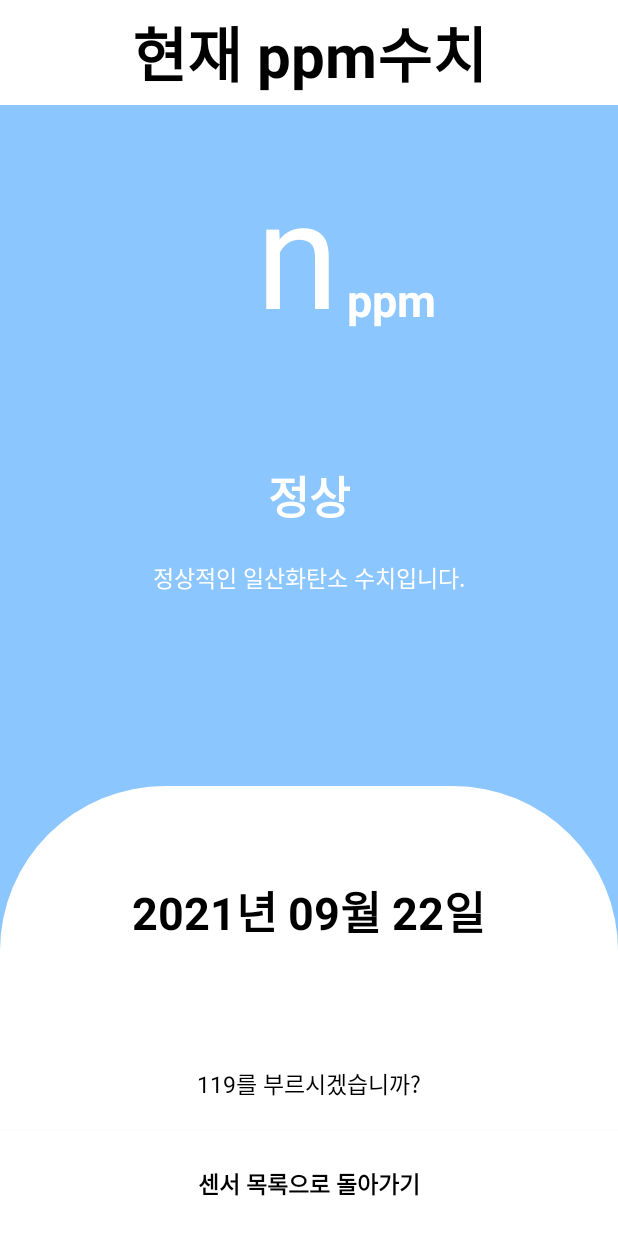
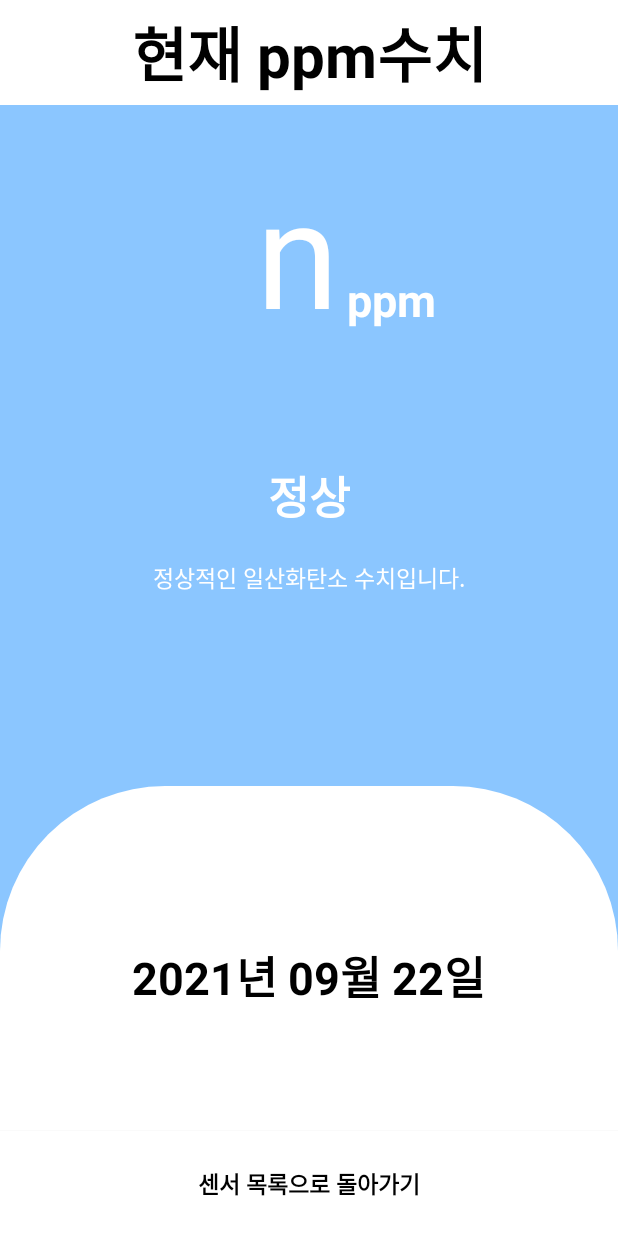
Before and after one commit to lovefreeUnity/gamzidetectco, an Android app: the MainActivity screen opened directly, with no data from a screen before it, on a phone screen of 412 x 824 dp. Run offline under Robolectric (Android 15) with nearby library versions, the phone set to English and light mode, and no system bars; our stand-ins replace Firebase (no records; nobody signed in at launch, a user with empty details on screens opened directly); 6 statements that could not run were skipped.

Commit message:
119rh skqkfdlrh xmlaks rhclsek

```diff
--- a/app/src/main/AndroidManifest.xml
+++ b/app/src/main/AndroidManifest.xml
@@ -14,6 +14,12 @@
         android:roundIcon="@mipmap/ic_gamzigamzi_round"
         android:supportsRtl="true"
         android:theme="@style/Theme.Gamzidetectco">
+        <activity
+            android:name=".activity.AddCallActivity"
+            android:exported="true" />
+        <activity
+            android:name=".activity.CallListActivity"
+            android:exported="true" />
         <activity
             android:name=".activity.CalllistActivity"
             android:exported="true" />
--- a/app/src/main/java/com/pcm/gamzigamzi/activity/AddRasActivity.kt
+++ b/app/src/main/java/com/pcm/gamzigamzi/activity/AddRasActivity.kt
@@ -71,7 +71,7 @@ class AddRasActivity : AppCompatActivity() {
     }
 
     fun nextpage(){
-            val intent = Intent(this, MainActivity::class.java)
+            val intent = Intent(this, TextActivity::class.java)
             startActivity(intent)
     }
 
--- a/app/src/main/java/com/pcm/gamzigamzi/activity/MainActivity.kt
+++ b/app/src/main/java/com/pcm/gamzigamzi/activity/MainActivity.kt
@@ -24,23 +24,19 @@ class MainActivity : AppCompatActivity() {
         binding = ActivityMainBinding.inflate(layoutInflater)
         setContentView(binding.root)
 
-        binding.headerText.text="현재 ppm수치"
-        binding.tvAddress.setText(DataManager.address)
-
-
-        val now = System.currentTimeMillis()
-        val simpleDateFormat = SimpleDateFormat("yyyy년 MM월 dd일",Locale.KOREA).format(now)
-        binding.tvDate.text = simpleDateFormat
-
-
-
         //저장했던 uid와 서버에 보내준다.
         val database : FirebaseDatabase = FirebaseDatabase.getInstance()
         val myRef : DatabaseReference = database.getReference("sensorList")
 
         // 전에 저장한 rasid를 가져온다
         val rid = DataManager.rasid
+        val address= DataManager.address
+        binding.tvAddress.text =address
+        binding.headerText.text="현재 ppm수치"
 
+        val now = System.currentTimeMillis()
+        val simpleDateFormat = SimpleDateFormat("yyyy년 MM월 dd일",Locale.KOREA).format(now)
+        binding.tvDate.text = simpleDateFormat
 
         //조건에 맞춰 배경 색깔 변경
         myRef.addValueEventListener(object :ValueEventListener{
@@ -48,15 +44,14 @@ class MainActivity : AppCompatActivity() {
                 val ppm = snapshot.child(rid).child("ppm").getValue()
                 binding.tvPpmValue.setText(ppm.toString())
 
-                binding.tvCall119.setOnClickListener {
-                    if(ppm.toString().toInt()>=800){
-                        val intent = Intent(Intent.ACTION_CALL)
-                        intent.data = Uri.parse("tel:")
-                        if(intent.resolveActivity(packageManager) != null){
-                        startActivity(intent)
-                        }
-                    }
-                }
+//                if(ppm.toString().toInt()>=800){
+//                    val intent = Intent(Intent.ACTION_CALL)
+//                    intent.data = Uri.parse("tel:")
+//                    if(intent.resolveActivity(packageManager) != null){
+//                        startActivity(intent)
+//                    }
+//                }
+
                 if(ppm.toString().toInt()>3200){
                     binding.root.setBackgroundColor(ContextCompat.getColor(this@MainActivity,
                         R.color.emergency
--- a/app/src/main/java/com/pcm/gamzigamzi/activity/TextActivity.kt
+++ b/app/src/main/java/com/pcm/gamzigamzi/activity/TextActivity.kt
@@ -38,6 +38,7 @@ class TextActivity : AppCompatActivity() {
             val rasid = it.id
             val rasaddress = it.address
             DataManager.rasid =rasid
+
             DataManager.address =rasaddress
             val intent = Intent(this, MainActivity::class.java)
             startActivity(intent)
--- a/app/src/main/res/layout/activity_main.xml
+++ b/app/src/main/res/layout/activity_main.xml
@@ -150,7 +150,7 @@
                 app:layout_constraintStart_toStartOf="parent"
                 app:layout_constraintEnd_toEndOf="parent"
                 app:layout_constraintTop_toBottomOf="@+id/layout_date"
-                app:layout_constraintBottom_toBottomOf="@id/tv_call119"
+                app:layout_constraintBottom_toBottomOf="parent"
                 >
                 <TextView
                     android:id="@id/tv_address"
@@ -162,19 +162,19 @@
                     android:textStyle="bold"
                     />
             </LinearLayout>
-            <TextView
-                android:id="@+id/tv_call119"
-                android:layout_width="wrap_content"
-                android:layout_height="wrap_content"
-                android:text="119를 부르시겠습니까?"
-                android:textColor="@color/black"
-                android:textStyle="normal"
-                android:textSize="15dp"
-                app:layout_constraintStart_toStartOf="parent"
-                app:layout_constraintEnd_toEndOf="parent"
-                app:layout_constraintTop_toBottomOf="@id/layout_address"
-                app:layout_constraintBottom_toBottomOf="parent"
-                />
+<!--            <TextView-->
+<!--                android:id="@+id/tv_call119"-->
+<!--                android:layout_width="wrap_content"-->
+<!--                android:layout_height="wrap_content"-->
+<!--                android:text="119를 부르시겠습니까?"-->
+<!--                android:textColor="@color/black"-->
+<!--                android:textStyle="normal"-->
+<!--                android:textSize="15dp"-->
+<!--                app:layout_constraintStart_toStartOf="parent"-->
+<!--                app:layout_constraintEnd_toEndOf="parent"-->
+<!--                app:layout_constraintTop_toBottomOf="@id/layout_address"-->
+<!--                app:layout_constraintBottom_toBottomOf="parent"-->
+<!--                />-->
         </androidx.constraintlayout.widget.ConstraintLayout>
 
         <androidx.appcompat.widget.AppCompatButton
```
